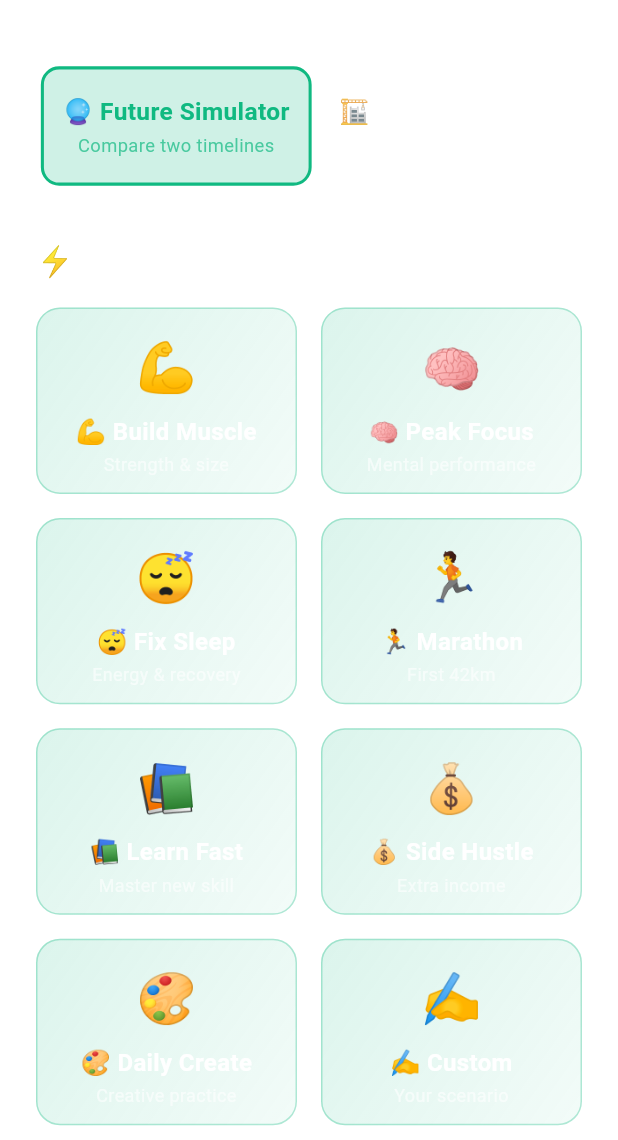
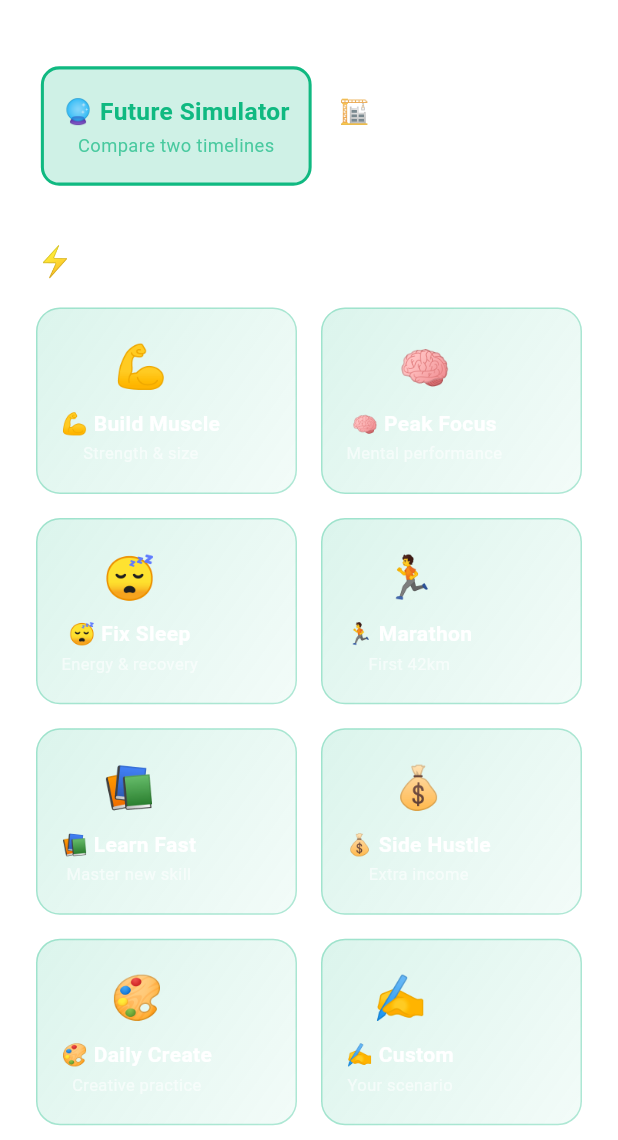
Before and after one commit to stossthegreat/futureyou, a Flutter app: the WhatIfRedesignScreen screen opened directly, on a phone screen of 412 x 824 dp, the part 96-1236 px from its top. Run offline on Flutter 3.47's test engine with Material 3 defaults, Android fonts, the phone set to English and light mode, and no system bars; drawn by our look-alikes of flutter_animate; our stand-ins replace audioplayers, emoji_picker_flutter, firebase_auth, firebase_core, flutter_local_notifications, flutter_riverpod and 13 more; missing offline and left inert: android_alarm_manager_plus; accounts and stored records are empty.

Commit message:
✨ WHAT-IF PRESETS: Fix Text Overflow + Add Selection Visual
TEXT FITTING FIXED:
✅ Title text now maxLines: 1 with ellipsis (no overflow)
✅ Subtitle text now maxLines: 1 with ellipsis
✅ Reduced title font size to 14px (was default ~16px)
✅ Reduced subtitle font to 11px (was ~13px)
✅ Reduced emoji size to 28px (was 32px)
✅ Text gracefully truncates instead of breaking layout

SELECTION FEEDBACK ADDED:
✅ Track selected preset with _selectedPresetId state
✅ Selected card gets brighter gradient (0.4/0.2 vs 0.15/0.05)
✅ Selected card gets thicker border (2px vs 1px, brighter green)
✅ Green checkmark appears in top-right corner when selected
✅ Checkmark is a small emerald circle with black check icon
✅ Visual feedback is instant on tap

USER EXPERIENCE:
Before:
- Text overflowed boxes (especially 'Marathon', 'Side Hustle')
- No way to tell which preset was selected
- Cards looked the same after click

After:
- All text fits perfectly in boxes
- Selected preset glows brighter + shows ✓
- Clear visual feedback
- Professional truncation with ellipsis

Brother, preset cards now fit perfectly + show selection! 🎯✨

```diff
--- a/lib/screens/what_if_redesign.dart
+++ b/lib/screens/what_if_redesign.dart
@@ -20,6 +20,7 @@ class _WhatIfRedesignScreenState extends State<WhatIfRedesignScreen> with Single
   bool _isLoading = false;
   Map<String, dynamic>? _outputCard;
   String? _errorMessage;
+  String? _selectedPresetId;
 
   // Preset scenarios
   final List<PresetScenario> _presets = [
@@ -147,6 +148,7 @@ Timeline: 90 days to build habit + small audience''',
   void _selectPreset(PresetScenario preset) {
     setState(() {
       _scenarioController.text = preset.scenario;
+      _selectedPresetId = preset.id;
       _outputCard = null;
       _errorMessage = null;
     });
@@ -362,13 +364,20 @@ Timeline: 90 days to build habit + small audience''',
   }
 
   Widget _buildPresetCard(PresetScenario preset, int index) {
+    final isSelected = _selectedPresetId == preset.id;
+
     return GestureDetector(
       onTap: () => _selectPreset(preset),
       child: Container(
         padding: const EdgeInsets.all(AppSpacing.md),
         decoration: BoxDecoration(
           gradient: LinearGradient(
-            colors: [
+            colors: isSelected
+                ? [
+                    AppColors.emerald.withOpacity(0.4),
+                    AppColors.emerald.withOpacity(0.2),
+                  ]
+                : [
                     AppColors.emerald.withOpacity(0.15),
                     AppColors.emerald.withOpacity(0.05),
                   ],
@@ -376,30 +385,64 @@ Timeline: 90 days to build habit + small audience''',
             end: Alignment.bottomRight,
           ),
           borderRadius: BorderRadius.circular(AppBorderRadius.lg),
-          border: Border.all(color: AppColors.emerald.withOpacity(0.3)),
+          border: Border.all(
+            color: isSelected
+                ? AppColors.emerald.withOpacity(0.8)
+                : AppColors.emerald.withOpacity(0.3),
+            width: isSelected ? 2 : 1,
           ),
-        child: Column(
+        ),
+        child: Stack(
+          children: [
+            // Check mark when selected
+            if (isSelected)
+              Positioned(
+                top: 0,
+                right: 0,
+                child: Container(
+                  padding: const EdgeInsets.all(4),
+                  decoration: BoxDecoration(
+                    color: AppColors.emerald,
+                    borderRadius: BorderRadius.circular(AppBorderRadius.full),
+                  ),
+                  child: const Icon(
+                    LucideIcons.check,
+                    color: Colors.black,
+                    size: 14,
+                  ),
+                ),
+              ),
+            // Content
+            Column(
               mainAxisAlignment: MainAxisAlignment.center,
               children: [
                 Text(
                   preset.emoji,
-              style: const TextStyle(fontSize: 32),
+                  style: const TextStyle(fontSize: 28),
                 ),
                 const SizedBox(height: AppSpacing.sm),
                 Text(
                   preset.title,
                   style: AppTextStyles.bodySemiBold.copyWith(
                     color: AppColors.textPrimary,
+                    fontSize: 14,
                   ),
                   textAlign: TextAlign.center,
+                  maxLines: 1,
+                  overflow: TextOverflow.ellipsis,
                 ),
                 const SizedBox(height: 2),
                 Text(
                   preset.subtitle,
                   style: AppTextStyles.captionSmall.copyWith(
                     color: AppColors.textTertiary,
+                    fontSize: 11,
                   ),
                   textAlign: TextAlign.center,
+                  maxLines: 1,
+                  overflow: TextOverflow.ellipsis,
+                ),
+              ],
             ),
           ],
         ),
```
Lines whose indentation alone changed are shown as unchanged.
